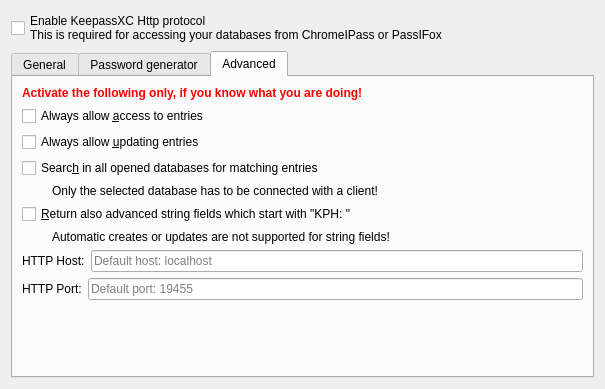
The window that src/http/OptionDialog.ui (keepassxreboot/keepassxc) describes before a commit, drawn with Qt 5.
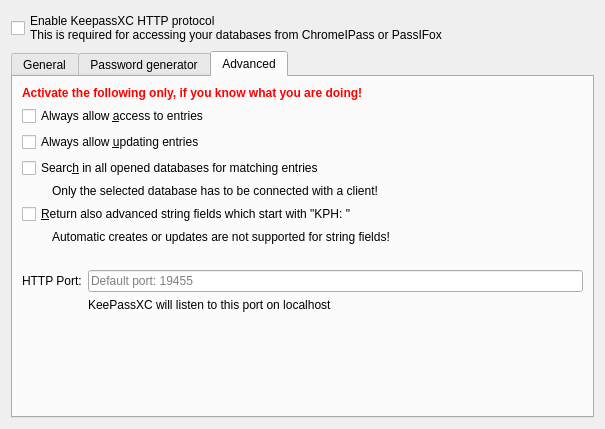
The same window after the commit. The open tabs and pages were chosen to show the change. Custom widgets are drawn as their Qt base class.

Commit message:
Only listen to local loopback instead of user-configured host as discussed in issue #147
Also issue warning when trying to bind to a port below 1024 and use default port in that case

Patch:
```diff
--- a/src/http/OptionDialog.ui
+++ b/src/http/OptionDialog.ui
@@ -7,7 +7,7 @@
     <x>0</x>
     <y>0</y>
     <width>605</width>
-    <height>389</height>
+    <height>429</height>
    </rect>
   </property>
   <property name="windowTitle">
@@ -17,7 +17,7 @@
    <item>
     <widget class="QCheckBox" name="enableHttpServer">
      <property name="text">
-      <string>Enable KeepassXC Http protocol
+      <string>Enable KeepassXC HTTP protocol
 This is required for accessing your databases from ChromeIPass or PassIFox</string>
      </property>
     </widget>
@@ -201,45 +201,24 @@
         </widget>
        </item>
        <item>
-        <layout class="QHBoxLayout" name="horizontalLayout_1">
-         <item>
-          <widget class="QLabel" name="label_5">
-           <property name="sizePolicy">
-            <sizepolicy hsizetype="Preferred" vsizetype="Preferred">
-             <horstretch>0</horstretch>
-             <verstretch>0</verstretch>
-            </sizepolicy>
-           </property>
-           <property name="text">
-            <string>HTTP Host:</string>
-           </property>
-          </widget>
-         </item>
-         <item>
-          <widget class="QLineEdit" name="httpHost">
-           <property name="placeholderText">
-            <string>Default host: localhost</string>
-           </property>
-          </widget>
-         </item>
-        </layout>
+        <spacer name="verticalSpacer_4">
+         <property name="orientation">
+          <enum>Qt::Vertical</enum>
+         </property>
+         <property name="sizeType">
+          <enum>QSizePolicy::Fixed</enum>
+         </property>
+         <property name="sizeHint" stdset="0">
+          <size>
+           <width>20</width>
+           <height>20</height>
+          </size>
+         </property>
+        </spacer>
        </item>
        <item>
-        <layout class="QHBoxLayout" name="horizontalLayout_2">
-         <item>
-          <widget class="QLabel" name="label_4">
-           <property name="sizePolicy">
-            <sizepolicy hsizetype="Preferred" vsizetype="Preferred">
-             <horstretch>0</horstretch>
-             <verstretch>0</verstretch>
-            </sizepolicy>
-           </property>
-           <property name="text">
-            <string>HTTP Port:</string>
-           </property>
-          </widget>
-         </item>
-         <item>
+        <layout class="QGridLayout" name="gridLayout">
+         <item row="1" column="1">
           <widget class="QLineEdit" name="httpPort">
            <property name="inputMask">
             <string notr="true">d0000</string>
@@ -249,6 +228,29 @@
            </property>
           </widget>
          </item>
+         <item row="2" column="1">
+          <widget class="QLabel" name="label_5">
+           <property name="text">
+            <string>KeePassXC will listen to this port on localhost</string>
+           </property>
+          </widget>
+         </item>
+         <item row="1" column="0">
+          <widget class="QLabel" name="label_4">
+           <property name="sizePolicy">
+            <sizepolicy hsizetype="Preferred" vsizetype="Preferred">
+             <horstretch>0</horstretch>
+             <verstretch>0</verstretch>
+            </sizepolicy>
+           </property>
+           <property name="text">
+            <string>HTTP Port:</string>
+           </property>
+           <property name="alignment">
+            <set>Qt::AlignLeading|Qt::AlignLeft|Qt::AlignVCenter</set>
+           </property>
+          </widget>
+         </item>
         </layout>
        </item>
        <item>
```
Left out of the diff: 2 changed lines with no effect on the pictures. The commit also changes 4 other files.
